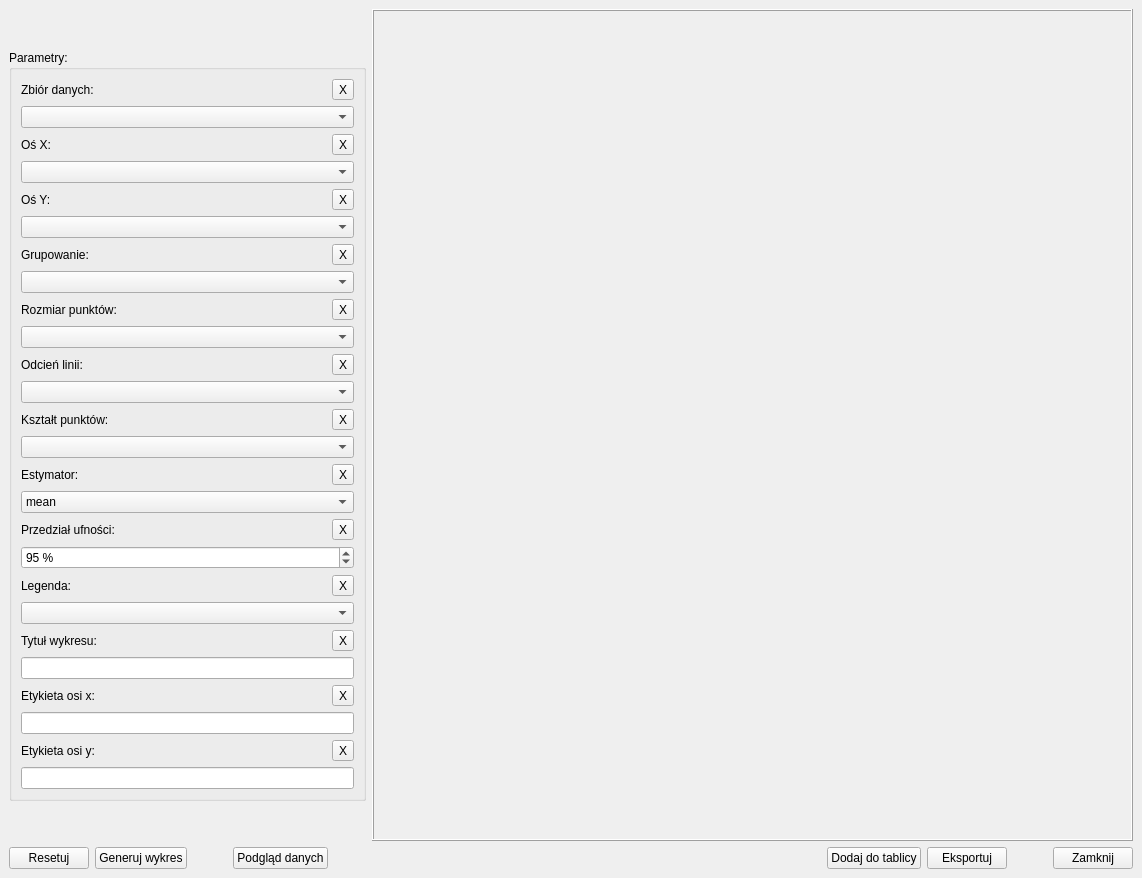
Qt form ui/Plots/line-plot-window.ui (OskarLewandowski/dex-data-experience) before a commit.
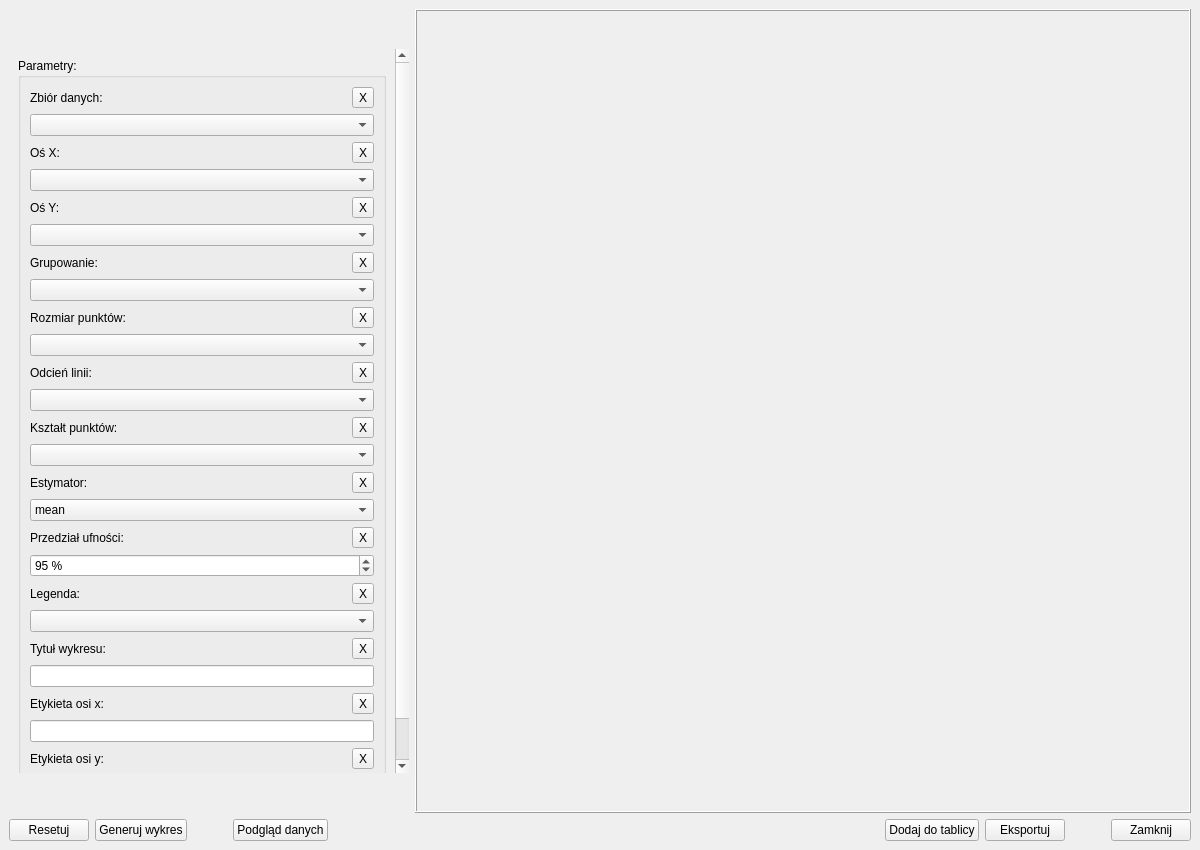
The same form after that commit.

Commit message: update line plot window

Patch:
```diff
--- a/ui/Plots/line-plot-window.ui
+++ b/ui/Plots/line-plot-window.ui
@@ -9,10 +9,16 @@
    <rect>
     <x>0</x>
     <y>0</y>
-    <width>1142</width>
-    <height>878</height>
+    <width>1200</width>
+    <height>850</height>
    </rect>
   </property>
+  <property name="minimumSize">
+   <size>
+    <width>1200</width>
+    <height>850</height>
+   </size>
+  </property>
   <property name="windowTitle">
    <string>Wykres liniowy</string>
   </property>
@@ -29,6 +35,9 @@
             <property name="orientation">
              <enum>Qt::Vertical</enum>
             </property>
+            <property name="sizeType">
+             <enum>QSizePolicy::Fixed</enum>
+            </property>
             <property name="sizeHint" stdset="0">
              <size>
               <width>20</width>
@@ -38,9 +47,39 @@
            </spacer>
           </item>
           <item>
+           <widget class="QScrollArea" name="scrollArea">
+            <property name="sizePolicy">
+             <sizepolicy hsizetype="Fixed" vsizetype="Expanding">
+              <horstretch>0</horstretch>
+              <verstretch>0</verstretch>
+             </sizepolicy>
+            </property>
+            <property name="minimumSize">
+             <size>
+              <width>400</width>
+              <height>0</height>
+             </size>
+            </property>
+            <property name="frameShape">
+             <enum>QFrame::NoFrame</enum>
+            </property>
+            <property name="widgetResizable">
+             <bool>true</bool>
+            </property>
+            <widget class="QWidget" name="scrollAreaWidgetContents">
+             <property name="geometry">
+              <rect>
+               <x>0</x>
+               <y>0</y>
+               <width>383</width>
+               <height>828</height>
+              </rect>
+             </property>
+             <layout class="QVBoxLayout" name="verticalLayout_18">
+              <item>
            <widget class="QGroupBox" name="groupBox">
             <property name="sizePolicy">
-             <sizepolicy hsizetype="Fixed" vsizetype="Fixed">
+                 <sizepolicy hsizetype="Expanding" vsizetype="Fixed">
               <horstretch>0</horstretch>
               <verstretch>0</verstretch>
              </sizepolicy>
@@ -869,11 +908,18 @@
             </layout>
            </widget>
           </item>
+             </layout>
+            </widget>
+           </widget>
+          </item>
           <item>
            <spacer name="verticalSpacer">
             <property name="orientation">
              <enum>Qt::Vertical</enum>
             </property>
+            <property name="sizeType">
+             <enum>QSizePolicy::Fixed</enum>
+            </property>
             <property name="sizeHint" stdset="0">
              <size>
               <width>20</width>
```
Lines whose indentation alone changed are shown as unchanged. The commit also changes 1 other file.
